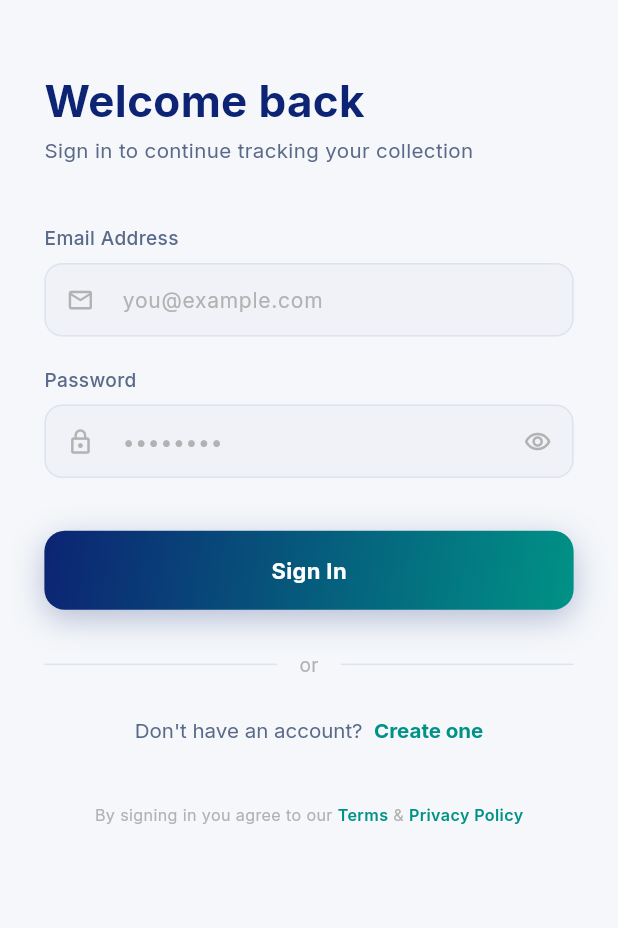
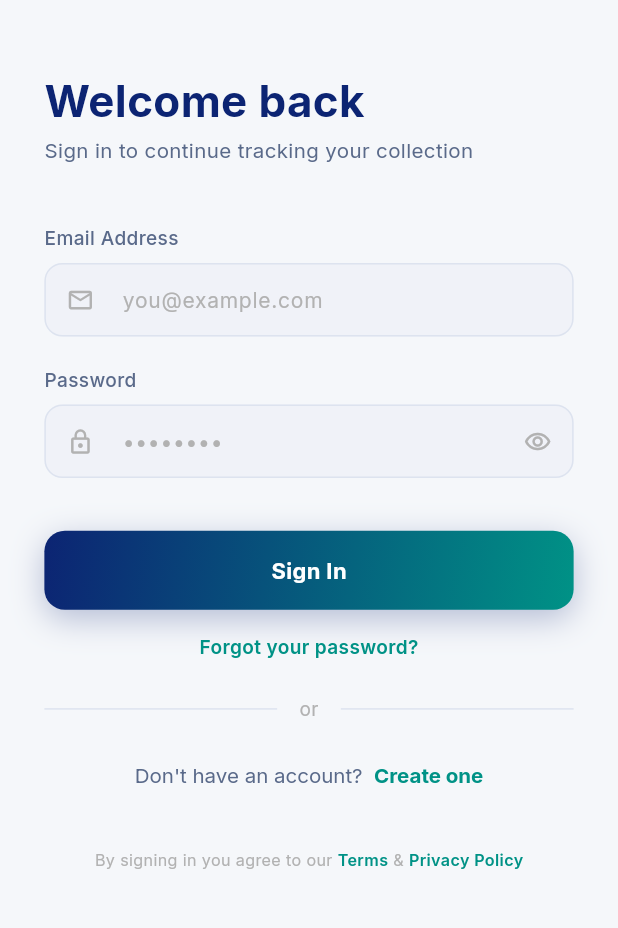
Before and after one commit to hanzala5225/Hobby-Watch, a Flutter app: the screen it shows after launch, on a phone screen of 412 x 824 dp, the part 146-1074 px from its top. Run offline on Flutter 3.47's test engine with Material 3 defaults, Android fonts, the phone set to English and light mode, and no system bars; our stand-ins replace cached_network_image, dio, firebase_messaging, flutter_local_notifications, flutter_screenutil, get and 5 more; missing offline and left inert: google_mlkit_text_recognition; accounts and stored records are empty.

```diff
--- a/lib/modules/auth/login/login_view.dart
+++ b/lib/modules/auth/login/login_view.dart
@@ -104,7 +104,18 @@ class LoginView extends GetView<LoginController> {
                   onTap: controller.login,
                 )),
 
-                SizedBox(height: 28.h),
+                SizedBox(height: 16.h),
+
+                // Forgot password
+                Center(
+                  child: GestureDetector(
+                    onTap: () => Get.toNamed(AppRoutes.forgotPassword),
+                    child: Text('Forgot your password?',
+                        style: GoogleFonts.inter(fontSize: 13.sp, color: AppColors.accent, fontWeight: FontWeight.w600)),
+                  ),
+                ),
+
+                SizedBox(height: 24.h),
 
                 // Divider
                 Row(children: [
@@ -208,7 +219,7 @@ class _PrimaryButton extends StatelessWidget {
         child: Center(
           child: isLoading
               ? SizedBox(width: 22.w, height: 22.w,
-              child: CircularProgressIndicator(color: AppColors.primary, strokeWidth: 2.5))
+              child: const CircularProgressIndicator(color: AppColors.primary, strokeWidth: 2.5))
               : Text(label,
               style: GoogleFonts.inter(fontSize: 15.sp, fontWeight: FontWeight.w700, color: Colors.white)),
         ),
--- a/lib/modules/routes/app_pages.dart
+++ b/lib/modules/routes/app_pages.dart
@@ -23,6 +23,8 @@ import '../legal/terms_view.dart';
 import '../legal/privacy_view.dart';
 import '../sold_history/sold_history_binding.dart';
 import '../sold_history/sold_history_view.dart';
+import '../auth/forgot_password/forgot_password_binding.dart';
+import '../auth/forgot_password/forgot_password_view.dart';
 import 'app_routes.dart';
 
 class AppPages {
@@ -41,6 +43,7 @@ class AppPages {
     GetPage(name: AppRoutes.settings,      page: () => const SettingsView(),      binding: SettingsBinding(),      transition: Transition.rightToLeft),
     GetPage(name: AppRoutes.terms,         page: () => const TermsView(),         transition: Transition.rightToLeft),
     GetPage(name: AppRoutes.privacy,       page: () => const PrivacyView(),       transition: Transition.rightToLeft),
-    GetPage(name: AppRoutes.soldHistory,   page: () => const SoldHistoryView(),   binding: SoldHistoryBinding(),   transition: Transition.rightToLeft),
+    GetPage(name: AppRoutes.soldHistory,    page: () => const SoldHistoryView(),   binding: SoldHistoryBinding(),   transition: Transition.rightToLeft),
+    GetPage(name: AppRoutes.forgotPassword, page: () => const ForgotPasswordView(), binding: ForgotPasswordBinding(), transition: Transition.rightToLeft),
   ];
 }
--- a/lib/modules/routes/app_routes.dart
+++ b/lib/modules/routes/app_routes.dart
@@ -12,4 +12,5 @@ class AppRoutes {
   static const terms         = '/terms';
   static const privacy       = '/privacy';
   static const soldHistory   = '/sold-history';
+  static const forgotPassword = '/forgot-password';
 }
```
